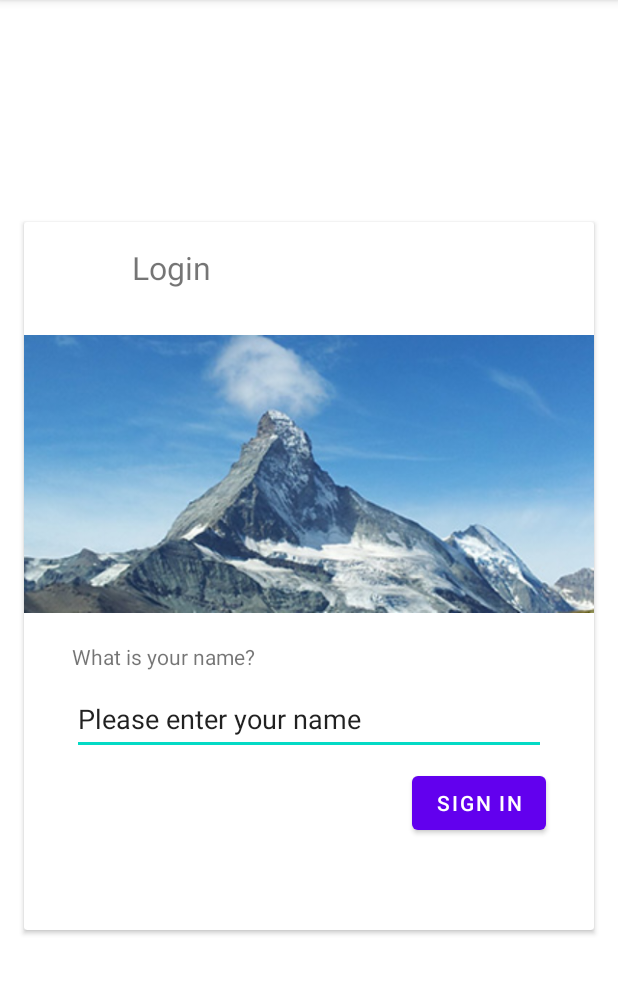
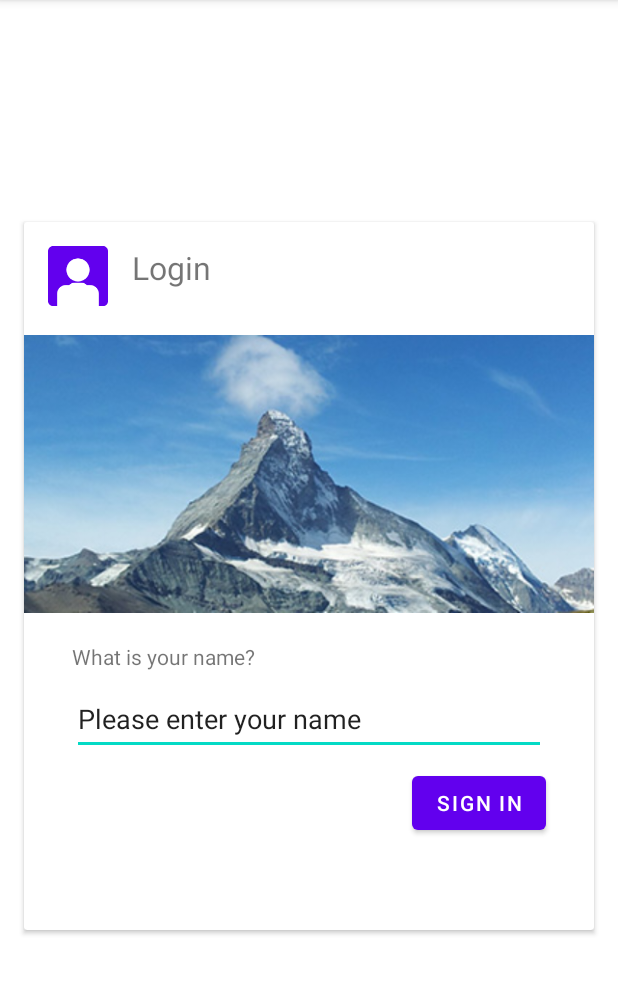
Before and after one commit to a97marbr/LoginScreenDemo, an Android app: the screen it shows after launch (MainActivity), on a phone screen of 412 x 824 dp, the part 84-1078 px from its top. Run offline under Robolectric (Android 15) with nearby library versions, the phone set to English and light mode, and no system bars.

Commit message:
Added profile icon

```diff
--- /dev/null
+++ b/app/src/main/res/drawable/ic_profile_foreground.xml
@@ -0,0 +1,18 @@
+<vector xmlns:android="http://schemas.android.com/apk/res/android"
+    android:width="108dp"
+    android:height="108dp"
+    android:viewportWidth="108"
+    android:viewportHeight="108">
+  <group android:scaleX="2.7866664"
+      android:scaleY="2.7866664"
+      android:translateX="28.920008"
+      android:translateY="32.760014">
+    <path
+        android:pathData="M9,0A5,5 0,0 0,4 5A5,5 0,0 0,9 10A5,5 0,0 0,14 5A5,5 0,0 0,9 0zM7.7227,10.5C6.7414,10.5 5.8591,10.8839 5.1953,11.5L3.7969,11.5C1.6939,11.5 0,13.1939 0,15.2969L0,22.7031C0,24.8061 1.6939,26.5 3.7969,26.5L4,26.5L4,32.2773C4,34.3402 5.6598,36 7.7227,36L10.2773,36C12.3402,36 14,34.3402 14,32.2773L14,26.5L14.2031,26.5C16.3061,26.5 18,24.8061 18,22.7031L18,15.2969C18,13.1939 16.3061,11.5 14.2031,11.5L12.8047,11.5C12.1409,10.8839 11.2586,10.5 10.2773,10.5L7.7227,10.5z"
+        android:strokeLineJoin="miter"
+        android:strokeWidth="5"
+        android:fillColor="#FFFFFF"
+        android:strokeColor="#00000000"
+        android:strokeLineCap="butt"/>
+  </group>
+</vector>
--- a/app/src/main/res/layout/activity_main.xml
+++ b/app/src/main/res/layout/activity_main.xml
@@ -50,7 +50,7 @@
                     android:layout_marginTop="16dp"
                     app:layout_constraintStart_toStartOf="parent"
                     app:layout_constraintTop_toTopOf="parent"
-                    tools:srcCompat="@tools:sample/avatars" />
+                    android:src="@mipmap/ic_profile"/>
 
 
             </androidx.constraintlayout.widget.ConstraintLayout>
--- /dev/null
+++ b/app/src/main/res/mipmap-anydpi-v26/ic_profile.xml
@@ -0,0 +1,5 @@
+<?xml version="1.0" encoding="utf-8"?>
+<adaptive-icon xmlns:android="http://schemas.android.com/apk/res/android">
+    <background android:drawable="@color/ic_profile_background"/>
+    <foreground android:drawable="@drawable/ic_profile_foreground"/>
+</adaptive-icon>
--- /dev/null
+++ b/app/src/main/res/mipmap-anydpi-v26/ic_profile_round.xml
@@ -0,0 +1,5 @@
+<?xml version="1.0" encoding="utf-8"?>
+<adaptive-icon xmlns:android="http://schemas.android.com/apk/res/android">
+    <background android:drawable="@color/ic_profile_background"/>
+    <foreground android:drawable="@drawable/ic_profile_foreground"/>
+</adaptive-icon>
--- /dev/null
+++ b/app/src/main/res/values/ic_profile_background.xml
@@ -0,0 +1,4 @@
+<?xml version="1.0" encoding="utf-8"?>
+<resources>
+    <color name="ic_profile_background">#FF6200EE</color>
+</resources>
```
Also changed, not shown: app/src/main/ic_profile-playstore.png (added).
